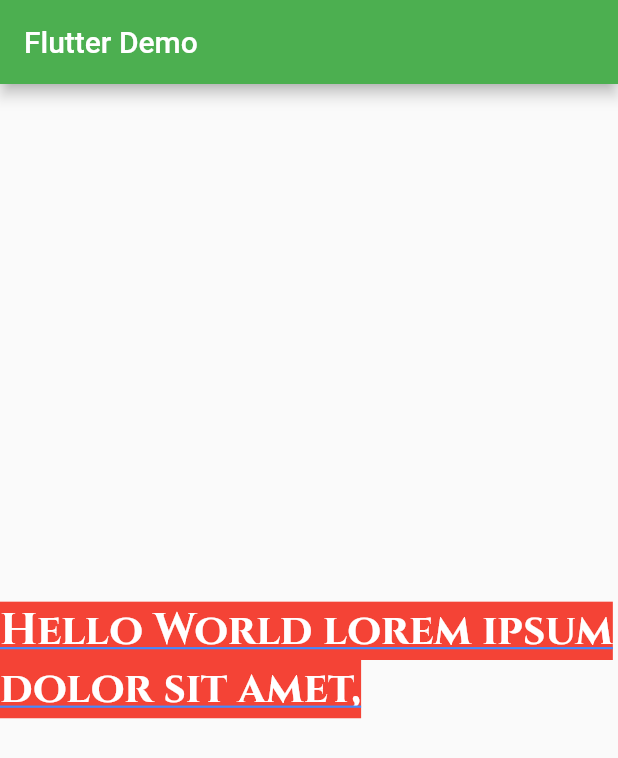
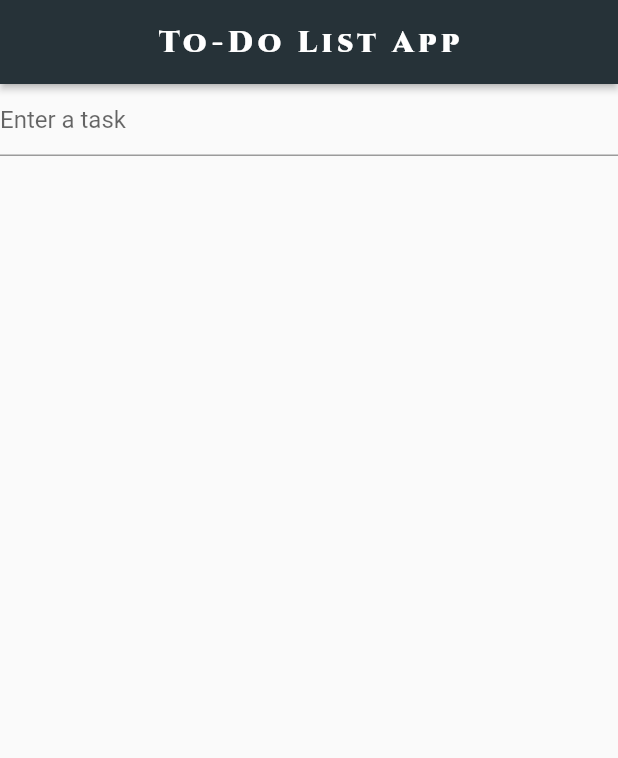
Before and after one commit to sulkhan10/first_project_flutter, a Flutter app: the screen it shows after launch, on a phone screen of 412 x 824 dp. Shown: the top 758 px of the screen. Run offline on Flutter 3.47's test engine with Material 2 defaults, Android fonts, the phone set to English and light mode, and no system bars.

Commit message:
feat : add task

```diff
--- a/lib/main.dart
+++ b/lib/main.dart
@@ -9,29 +9,63 @@ class MyApp extends StatelessWidget {
   Widget build(BuildContext context) {
     return MaterialApp(
       debugShowCheckedModeBanner: false,
-      title: 'Flutter Demo',
-      theme: ThemeData(primarySwatch: Colors.green),
       home: Scaffold(
         appBar: AppBar(
-          title: Text('Flutter Demo'),
+          title: Text('To-Do List App'),
+          backgroundColor: Colors.blueGrey[900],
+          titleTextStyle: TextStyle(
+            fontSize: 20,
+            fontWeight: FontWeight.w900,
+            fontFamily: 'Cinzel',
+            letterSpacing: 3,
+          ),
+          centerTitle: true,
+          elevation: 2,
         ),
-        body: Center(
-          child: Text(
-            'Hello World lorem ipsum dolor sit amet, consectetur adipiscing elit, sed do eiusmod tempor incididunt ut labore et dolore magna aliqua.lorem ipsum dolor sit amet, consectetur adipiscing elit, sed do eiusmod tempor incididunt ut labore et dolore magna aliqua.',
-            textAlign: TextAlign.left,
-            maxLines: 2,
-            style: TextStyle(
-              backgroundColor: Colors.red,
-              color: Colors.white,
-              fontFamily: 'Cinzel',
-              fontSize: 29,
-              fontWeight: FontWeight.bold,
-              decoration: TextDecoration.underline,
-              decorationColor: Colors.blueAccent ,
-            ),
-          ),
-        ),
+        body: TaskList(),
       ),
     );
   }
 }
+
+class TaskList extends StatefulWidget {
+  @override
+  _TaskListState createState() => _TaskListState();
+}
+
+class _TaskListState extends State<TaskList> {
+  List<String> tasks = [];
+  TextEditingController _taskController =
+      TextEditingController(); // Add a TextEditingController
+
+  @override
+  Widget build(BuildContext context) {
+    return Column(
+      children: [
+        TextField(
+          controller: _taskController, // Assign the controller to the TextField
+
+          onSubmitted: (newTask) {
+            setState(() {
+              tasks.add(newTask);
+              _taskController.clear(); // Clear the text field
+            });
+          },
+          decoration: InputDecoration(
+            hintText: 'Enter a task',
+          ),
+        ),
+        Expanded(
+          child: ListView.builder(
+            itemCount: tasks.length,
+            itemBuilder: (context, index) {
+              return ListTile(
+                title: Text(tasks[index]),
+              );
+            },
+          ),
+        ),
+      ],
+    );
+  }
+}
```
